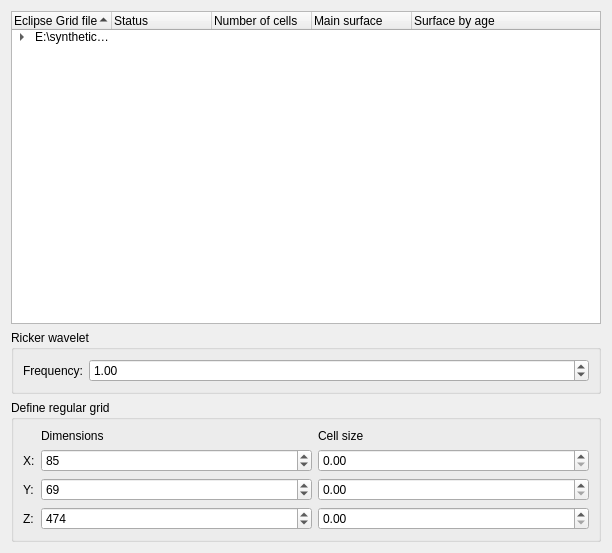
Qt form console/EclipseGridImportPage.ui (feliperails/syntheticseis) before a commit.
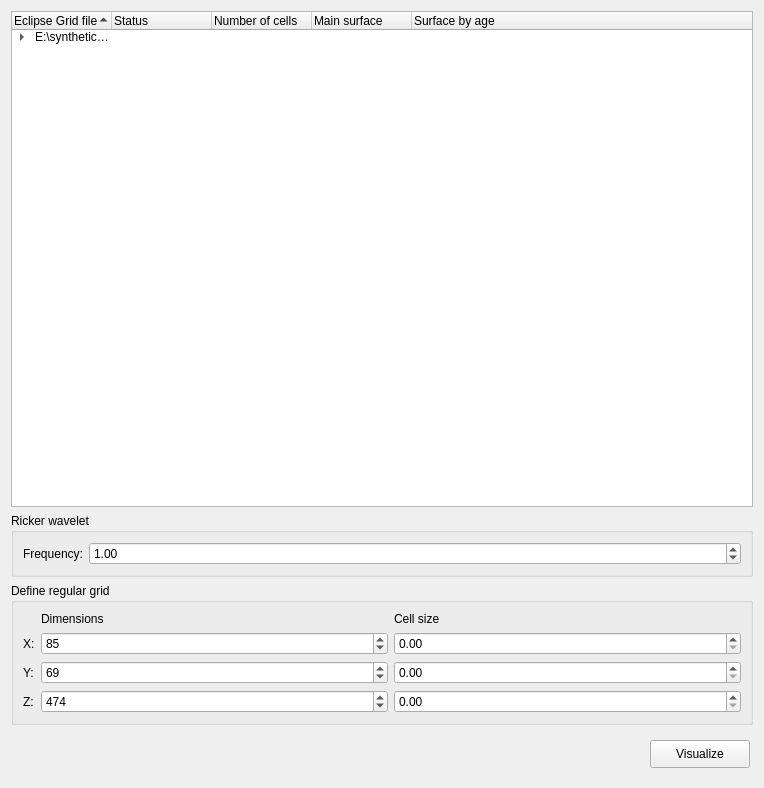
The same form after that commit.

Commit message: Eclipse Grid Viewer - v01

Patch:
```diff
--- a/console/EclipseGridImportPage.ui
+++ b/console/EclipseGridImportPage.ui
@@ -6,8 +6,8 @@
    <rect>
     <x>0</x>
     <y>0</y>
-    <width>612</width>
-    <height>553</height>
+    <width>764</width>
+    <height>788</height>
    </rect>
   </property>
   <property name="minimumSize">
@@ -335,6 +335,34 @@
      </layout>
     </widget>
    </item>
+   <item>
+    <widget class="QWidget" name="buttonBoxWidget" native="true">
+     <property name="sizePolicy">
+      <sizepolicy hsizetype="Expanding" vsizetype="Fixed">
+       <horstretch>0</horstretch>
+       <verstretch>0</verstretch>
+      </sizepolicy>
+     </property>
+     <layout class="QFormLayout" name="formLayout">
+      <property name="formAlignment">
+       <set>Qt::AlignRight|Qt::AlignTrailing|Qt::AlignVCenter</set>
+      </property>
+      <item row="0" column="1">
+       <widget class="QToolButton" name="visualizeToolButton">
+        <property name="minimumSize">
+         <size>
+          <width>100</width>
+          <height>28</height>
+         </size>
+        </property>
+        <property name="text">
+         <string>Visualize</string>
+        </property>
+       </widget>
+      </item>
+     </layout>
+    </widget>
+   </item>
   </layout>
  </widget>
  <resources/>
```
The commit also changes 6 other files.
